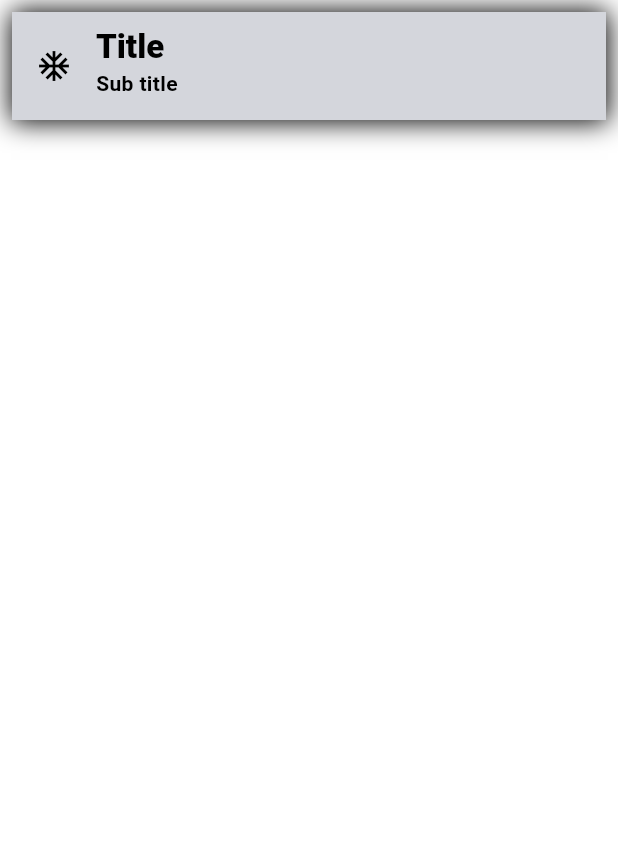
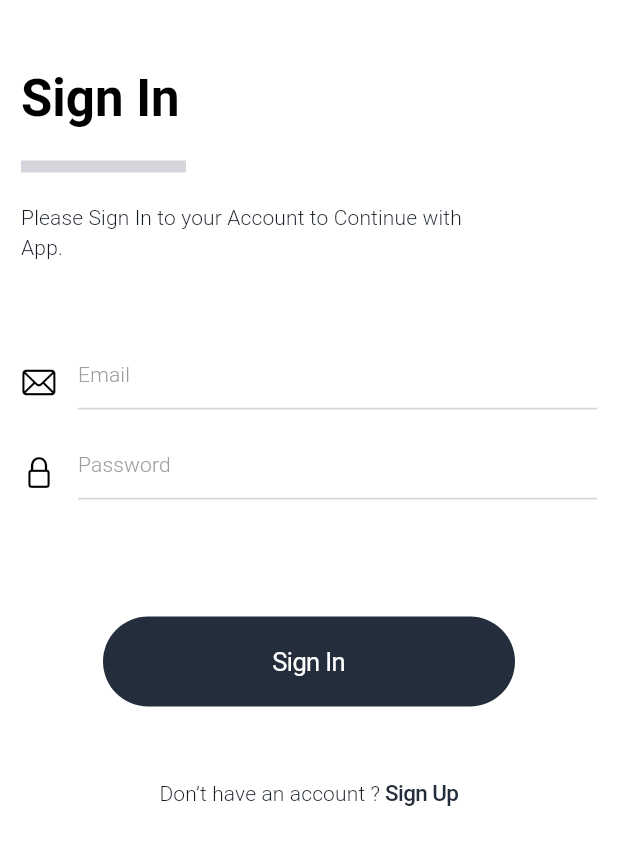
Before and after one commit to Zimil-Patel/quotify, a Flutter app: the screen it shows after launch, on a phone screen of 412 x 824 dp. Shown: the top 845 px of the screen. Run offline on Flutter 3.47's test engine with Material 3 defaults, Android fonts, the light colour scheme and no system bars.

Commit message:
from akshar

```diff
--- a/lib/main.dart
+++ b/lib/main.dart
@@ -3,6 +3,8 @@ import 'package:flutter/services.dart';
 import 'package:quotify/utils/theme/dark_theme.dart';
 import 'package:quotify/utils/theme/light_theme.dart';
 import 'package:quotify/view/home%20screen/home_screen.dart';
+import 'package:quotify/view/sign%20in%20screen/sign_in_screen.dart';
+import 'package:quotify/view/sign%20up%20screen/sign_up_screen.dart';
 
 void main(){
   SystemChrome.setSystemUIOverlayStyle(SystemUiOverlayStyle(
@@ -23,7 +25,7 @@ class QuotifyApp extends StatelessWidget {
       theme: lightTheme,
       darkTheme: darkTheme,
       themeMode: ThemeMode.system,
-      home: const HomeScreen(),
+      home: SignInScreen(),
     );
   }
 }
--- a/lib/utils/theme/dark_theme.dart
+++ b/lib/utils/theme/dark_theme.dart
@@ -3,7 +3,7 @@ import 'package:flutter/cupertino.dart';
 import 'package:flutter/material.dart';
 
 ThemeData darkTheme = ThemeData(
-  scaffoldBackgroundColor: const Color(0xff22252a),
+  scaffoldBackgroundColor: const Color(0xff242d3c),
   brightness: Brightness.dark,
   //TEXT DATA
   textTheme: const TextTheme(
@@ -15,10 +15,15 @@ ThemeData darkTheme = ThemeData(
         color: CupertinoColors.white,
         fontWeight: FontWeight.w300), //FOR CATEGORY NAME
     bodyMedium: TextStyle(
-        color: CupertinoColors.white, fontWeight: FontWeight.w700), //FOR YOU
+        color: CupertinoColors.white, fontWeight: FontWeight.w700),
+    bodySmall: TextStyle(
+        color: Color(0xffd4d6dc), fontWeight: FontWeight.w700),
+    //FOR YOU
   ),
   colorScheme: const ColorScheme.dark(
     primary: Color(0xff242d3c),
+    secondary: CupertinoColors.white,
     surface: Color(0xff344050),
+    onSurface: Colors.white,
   ),
 );
--- a/lib/utils/theme/light_theme.dart
+++ b/lib/utils/theme/light_theme.dart
@@ -3,7 +3,7 @@ import 'package:flutter/material.dart';
 
 //LIGHT THEME DATA
 ThemeData lightTheme = ThemeData(
-  scaffoldBackgroundColor: const Color(0xffffffff),
+  scaffoldBackgroundColor: CupertinoColors.white,
   brightness: Brightness.light,
   //TEXT DATA
   textTheme: const TextTheme(
@@ -16,11 +16,15 @@ ThemeData lightTheme = ThemeData(
         color: Color(0xff141b25),
         fontWeight: FontWeight.w300), //FOR CATEGORY NAME
     bodyMedium: TextStyle(
-        color: CupertinoColors.black, fontWeight: FontWeight.w700), //FOR YOU
+        color: CupertinoColors.black, fontWeight: FontWeight.w700),
+    bodySmall: TextStyle(
+        color: Color(0xff242d3c), fontWeight: FontWeight.w700),//FOR YOU
   ),
 
   colorScheme: const ColorScheme.light(
     primary: CupertinoColors.white,
+    secondary: Color(0xff242d3c),
     surface: Color(0xffd4d6dc),
+    onSurface: Colors.black,
   ),
 );
--- /dev/null
+++ b/lib/view/sign in screen/sign_in_screen.dart
@@ -0,0 +1,144 @@
+import 'package:flutter/cupertino.dart';
+import 'package:flutter/material.dart';
+
+import '../../utils/global_variables.dart';
+import '../sign up screen/sign_up_screen.dart';
+
+class SignInScreen extends StatefulWidget {
+  const SignInScreen({super.key});
+
+  @override
+  State<SignInScreen> createState() => _SignInScreenState();
+}
+
+class _SignInScreenState extends State<SignInScreen> {
+  @override
+  Widget build(BuildContext context) {
+    height = MediaQuery.of(context).size.height;
+    width = MediaQuery.of(context).size.width;
+    return Scaffold(
+      body: SafeArea(
+        child: SingleChildScrollView(
+          child: Padding(
+            padding: const EdgeInsets.symmetric(horizontal: 14.0, vertical: 24),
+            child: Column(
+              crossAxisAlignment: CrossAxisAlignment.start,
+              children: [
+                //SIGN UP TITLE TEXT
+                Padding(
+                  padding: const EdgeInsets.symmetric(vertical: 20.0),
+                  child: Text('Sign In',style: Theme.of(context).textTheme.titleLarge!.copyWith(
+                      fontSize: 34,
+                      fontWeight: FontWeight.w700
+                  ),),
+                ),
+
+                //DIVIDER
+                Container(
+                  height: 8,
+                  width: 110,
+                  color:Theme.of(context).colorScheme.surface,
+                ),
+
+                //SIGN UP DESCRIPTION
+                Padding(
+                  padding: const EdgeInsets.only(top: 20.0, bottom: 50),
+                  child: SizedBox(width: width!/1.3,child: Text('Please Sign In to your Account to Continue with App.',overflow:TextOverflow.clip,style: Theme.of(context).textTheme.titleSmall,)),
+                ),
+
+                //TEXT FORM FIELD OF USERNAME
+                textFormField(context: context,controller: dumy ,errorText: 'Please Enter valid email!', hintText: 'Email', iconData: CupertinoIcons.mail, textInputType: TextInputType.emailAddress),
+                textFormField(context: context,controller: dumy ,errorText: 'Please Enter valid password!', hintText: 'Password', iconData: CupertinoIcons.padlock, textInputType: TextInputType.text),
+
+                //SIGNIN BUTTON
+                Padding(
+                  padding: const EdgeInsets.only(top: 50.0, bottom: 20),
+                  child: Center(
+                    child: CupertinoButton(
+                      onPressed: (){},
+                      child: Container(
+                        height: 60,
+                        width: width! / 1.5,
+                        decoration: BoxDecoration(
+                          color:Theme.of(context).colorScheme.secondary,
+                          borderRadius: BorderRadius.all(Radius.circular(40)),
+                        ),
+                        child: Center(
+                            child: Text(
+                              'Sign In',
+                              style: TextStyle(color: Theme.of(context).colorScheme.primary,),
+                            )),
+                      ),
+                    ),
+                  ),
+                ),
+
+                //SIGNUP JUST LOGIN
+                Row(
+                  mainAxisAlignment: MainAxisAlignment.center,
+                  children: [
+                    Text('Don’t have an account ? ',style:Theme.of(context).textTheme.titleSmall,),
+                    CupertinoButton(
+                        padding: EdgeInsets.zero,
+                        onPressed: () {
+                        },
+                        child: Text('Sign Up',style:TextStyle(fontSize: 15,fontWeight: FontWeight.w500,color: Theme.of(context).colorScheme.secondary,),))
+                  ],
+                ),
+              ],
+            ),
+          ),
+        ),
+      ),
+    );
+  }
+
+  Row textFormField({required BuildContext context,IconData? iconData,required TextEditingController controller,  TextInputType? textInputType, TextInputAction? textInputAction,required String hintText, required String errorText}) {
+    return Row(
+      mainAxisAlignment: MainAxisAlignment.center,
+      children: [
+        Icon(iconData, color: Theme.of(context).colorScheme.onSurface,),
+        const SizedBox(
+          width: 14,
+        ),
+        Expanded(
+          child: SizedBox(
+            height: 60,
+            child: TextFormField(
+              controller: controller,
+              cursorColor: Theme.of(context).colorScheme.onSurface,
+              onTapOutside: (event) {
+                FocusManager.instance.primaryFocus!.unfocus();
+              },
+              validator: (value) {
+                if(value!.isEmpty || value==''){
+                  errorText;
+                }else{
+                  null;
+                }
+              },
+              textInputAction: textInputAction ?? TextInputAction.next,
+              keyboardType: textInputType ?? TextInputType.text,
+              //DECORATION
+              decoration: InputDecoration(
+                hintText: hintText,
+                hintStyle: Theme.of(context).textTheme.titleSmall!.copyWith(
+                    color: Colors.grey
+                ),
+                border: UnderlineInputBorder(
+                  borderSide: BorderSide(width: 0.5, color: Theme.of(context).colorScheme.surface),
+                ),
+                enabledBorder: UnderlineInputBorder(
+                  borderSide: BorderSide(width: 1.2, color: Theme.of(context).colorScheme.surface),
+                ),
+                focusedBorder: UnderlineInputBorder(
+                  borderSide: BorderSide(width: 2, color: Theme.of(context).colorScheme.onSurface),
+                ),
+              ),
+            ),
+          ),
+        ),
+      ],
+    );
+  }
+}
```
Also changed, not shown: lib/view/sign up screen/sign_up_screen.dart (added, +146 -0 lines).
